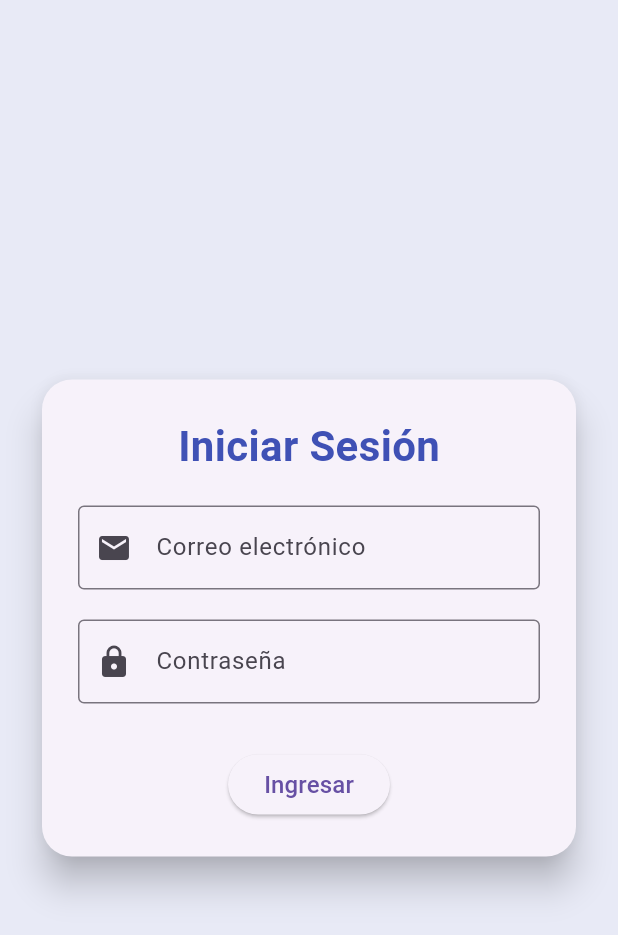
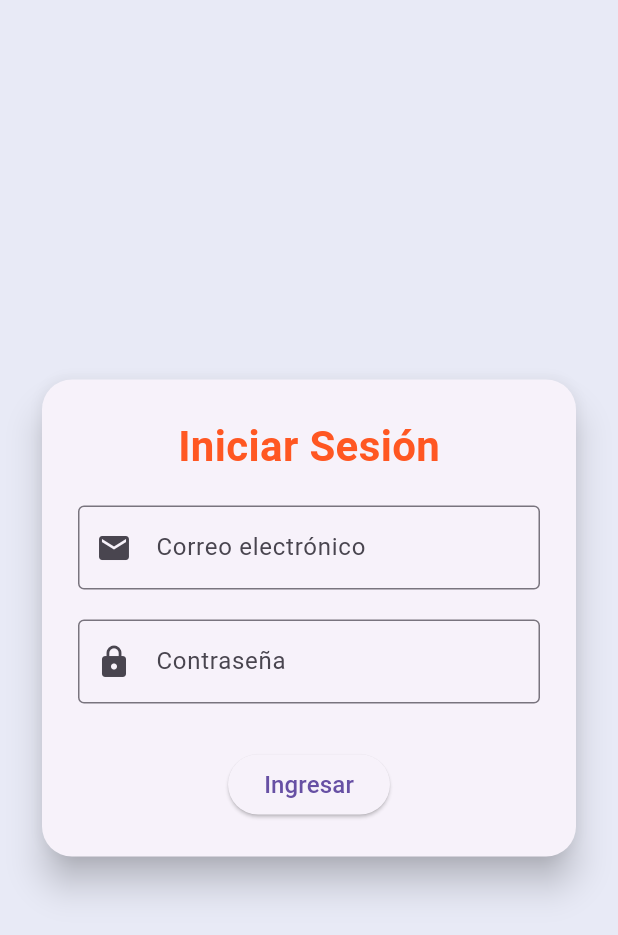
Before and after one commit to emersonHO/AppParkinson, a Flutter app: the LoginView screen opened directly, on a phone screen of 412 x 824 dp. Shown: the top 935 px of the screen. Run offline on Flutter 3.47's test engine with Material 3 defaults, Android fonts, the phone set to English and light mode, and no system bars; our stand-ins replace shared_preferences; accounts and stored records are empty.

Commit message:
cambio en colors = deeporange

```diff
--- a/lib/main.dart
+++ b/lib/main.dart
@@ -18,7 +18,7 @@ class MyApp extends StatelessWidget {
     return MaterialApp(
       debugShowCheckedModeBanner: false,
       title: 'Parkinson App',
-      theme: ThemeData(primarySwatch: Colors.blue),
+      theme: ThemeData(primarySwatch: Colors.deepOrange),
       initialRoute: '/',
       routes: {
         '/': (context) => const SplashScreen(),
--- a/lib/views/login_view.dart
+++ b/lib/views/login_view.dart
@@ -30,7 +30,7 @@ class LoginView extends StatelessWidget{
                       child: Column(
                         mainAxisSize: MainAxisSize.min,
                         children: [
-                          const Text('Iniciar Sesión', style: TextStyle(fontSize: 28, fontWeight: FontWeight.bold, color: Colors.indigo)),
+                          const Text('Iniciar Sesión', style: TextStyle(fontSize: 28, fontWeight: FontWeight.bold, color: Colors.deepOrange)),
                           const SizedBox(height: 20),
                           TextFormField(
                             controller: _emailController,
--- a/lib/views/search_view.dart
+++ b/lib/views/search_view.dart
@@ -13,7 +13,7 @@ class SearchView extends StatelessWidget{
           builder: (context, viewModel, _) => Scaffold(
             appBar: AppBar(
               title: const Text('Buscar Personas'),
-              backgroundColor: Colors.indigo,
+              backgroundColor: Colors.deepOrange,
             ),
             body: viewModel.isLoading
                 ? const Center(child: CircularProgressIndicator())
@@ -39,7 +39,7 @@ class SearchView extends StatelessWidget{
                               margin: const EdgeInsets.symmetric(horizontal: 12, vertical: 6),
                               child: ListTile(
                                 leading: CircleAvatar(
-                                  backgroundColor: Colors.indigo,
+                                  backgroundColor: Colors.deepOrange,
                                   child: Text(persona.nombre[0].toUpperCase(), style: const TextStyle(color: Colors.white)),
                                 ),
                                 title: Text('${persona.nombre} ${persona.apellido}'),
```
